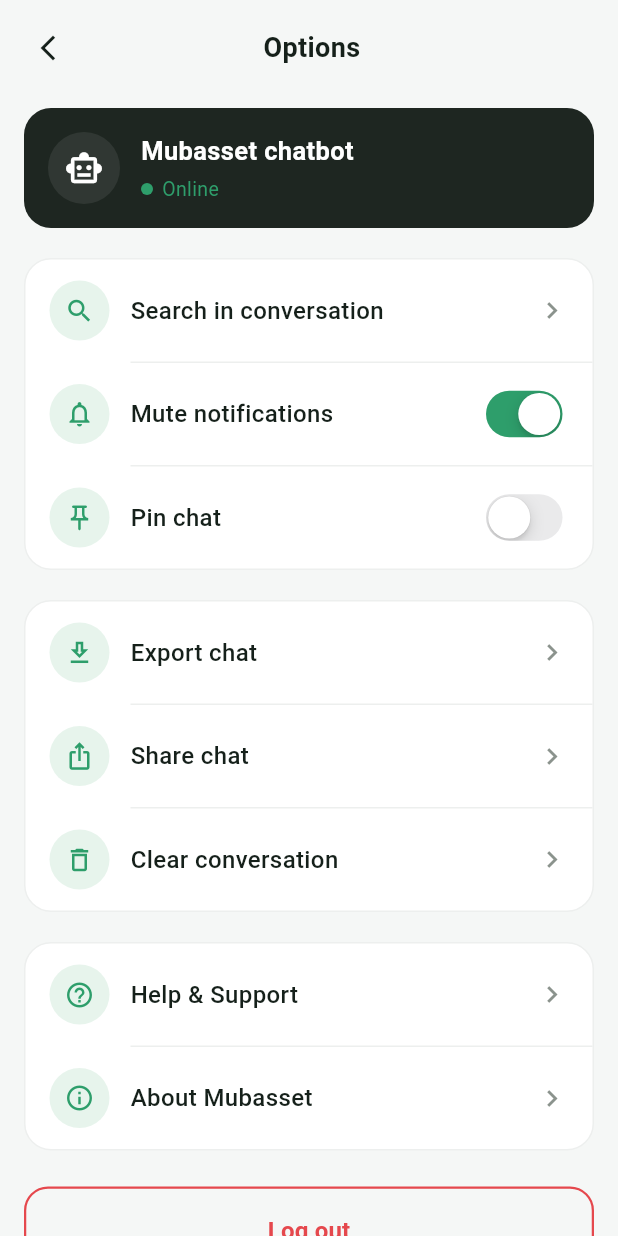
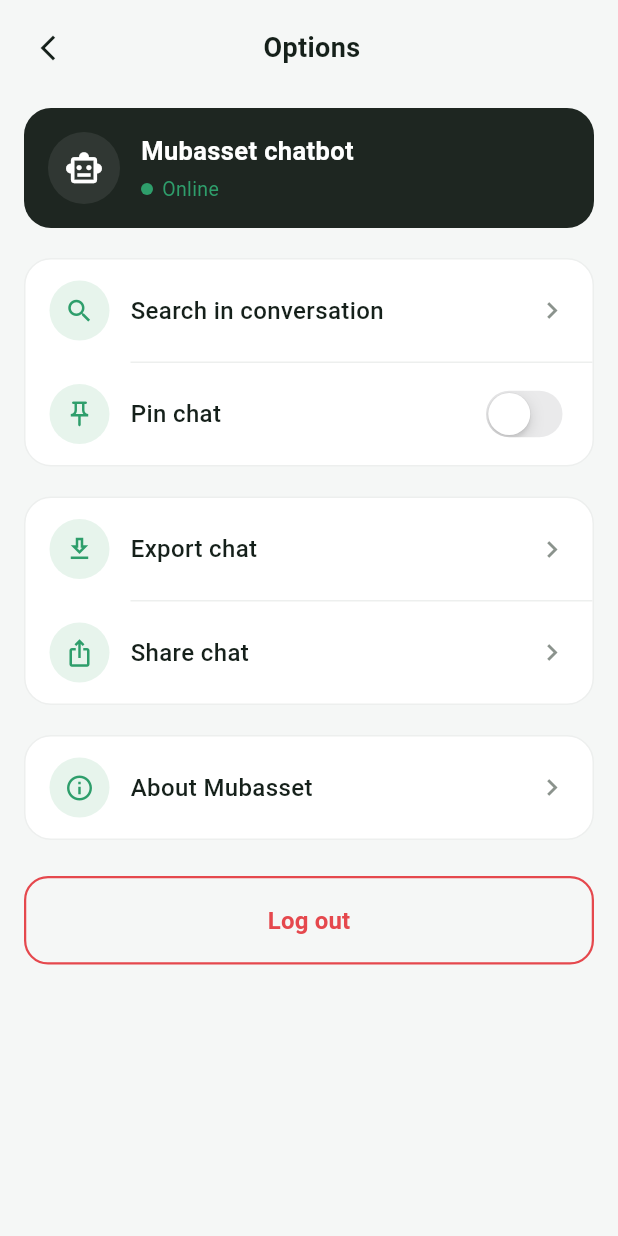
Before and after one commit to RashedKhalil7/Mubasset, a Flutter app: the OptionsScreen screen opened directly, on a phone screen of 412 x 824 dp. Run offline on Flutter 3.47's test engine with Material 3 defaults, Android fonts, the phone set to English and light mode, and no system bars; our stand-ins replace flutter_secure_storage, flutter_svg, image_picker, pdf, printing; accounts and stored records are empty; network calls fail.

Commit message:
edit options page

```diff
--- a/mobile/lib/screens/options_screen.dart
+++ b/mobile/lib/screens/options_screen.dart
@@ -44,7 +44,6 @@ class OptionsScreen extends StatefulWidget {
 }
 
 class _OptionsScreenState extends State<OptionsScreen> {
-  bool _mute = true;
   bool _pin = false;
 
   Future<void> _exportChat() async {
@@ -144,16 +143,6 @@ class _OptionsScreenState extends State<OptionsScreen> {
                     ),
                     _inset(),
                     _rowTile(
-                      icon: Icons.notifications_none,
-                      label: 'Mute notifications',
-                      trailing: CupertinoSwitch(
-                        value: _mute,
-                        activeTrackColor: _green,
-                        onChanged: (v) => setState(() => _mute = v),
-                      ),
-                    ),
-                    _inset(),
-                    _rowTile(
                       icon: Icons.push_pin_outlined,
                       label: 'Pin chat',
                       trailing: CupertinoSwitch(
@@ -177,21 +166,9 @@ class _OptionsScreenState extends State<OptionsScreen> {
                       label: 'Share chat',
                       trailing: const _Chevron(),
                     ),
-                    _inset(),
-                    _rowTile(
-                      icon: Icons.delete_outline,
-                      label: 'Clear conversation',
-                      trailing: const _Chevron(),
-                    ),
                   ]),
                   const SizedBox(height: 20),
                   _card([
-                    _rowTile(
-                      icon: Icons.help_outline,
-                      label: 'Help & Support',
-                      trailing: const _Chevron(),
-                    ),
-                    _inset(),
                     _rowTile(
                       icon: Icons.info_outline,
                       label: 'About Mubasset',
```
Also changed, not shown: mobile/lib/screens/menu_screen.dart (+40 -0 lines).
